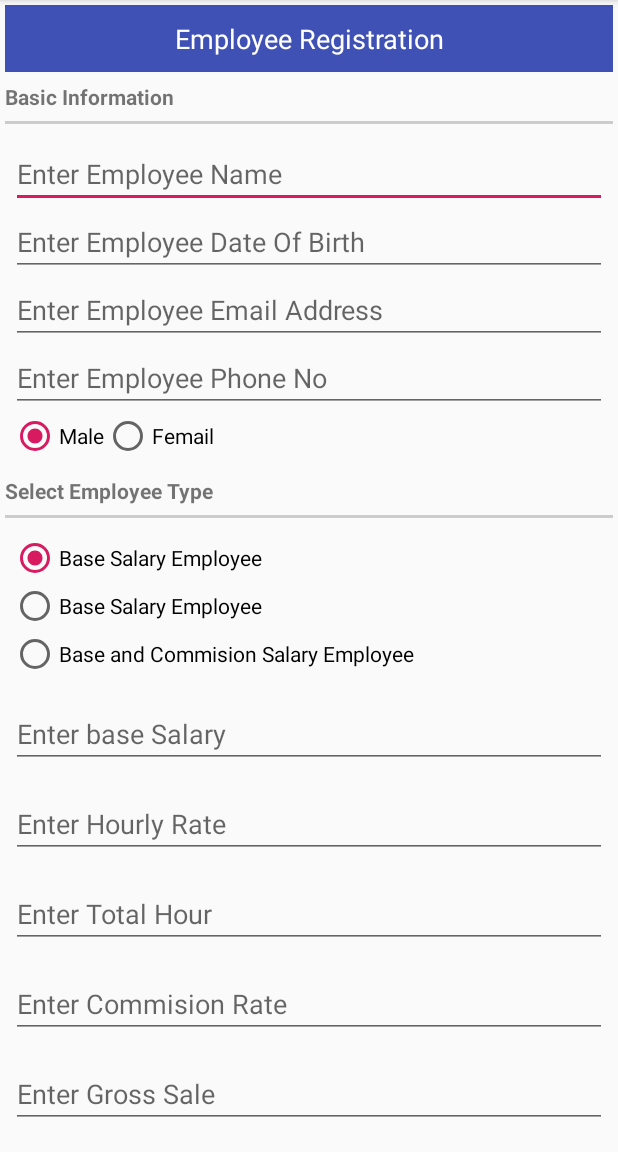
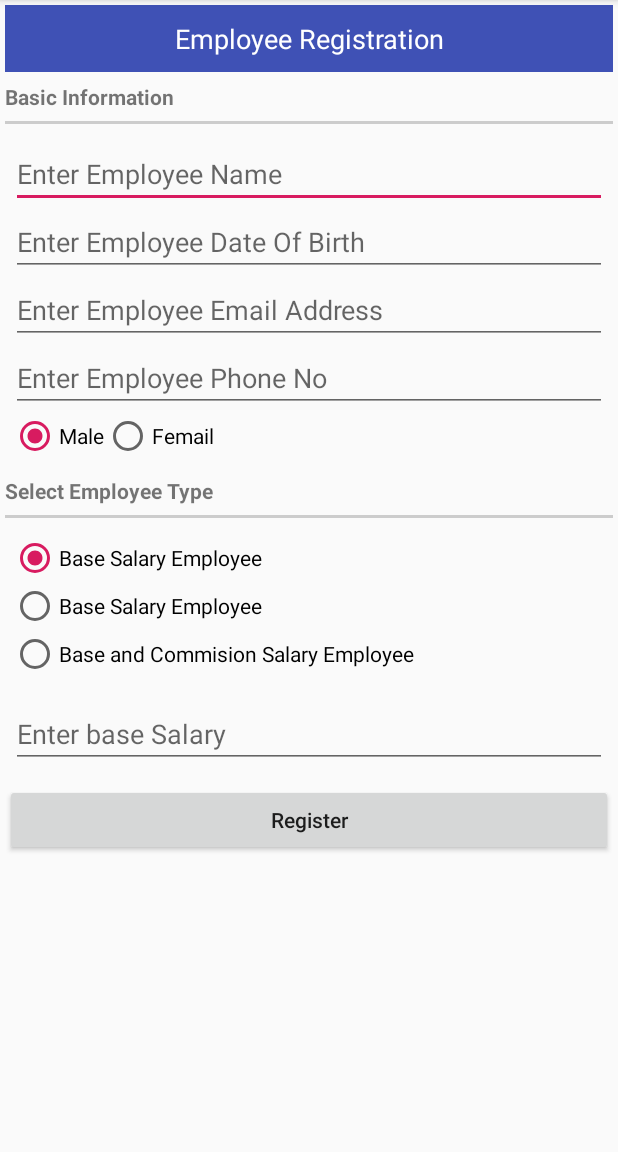
Before and after one commit to moshiur-cse/EmployeeManagementApp, an Android app: the screen it shows after launch (MainActivity), on a phone screen of 412 x 824 dp, the part 84-1236 px from its top. Run offline under Robolectric (Android 15) with nearby library versions, the phone set to English and light mode, and no system bars.

Commit message:
Update All Layout 2

```diff
--- a/app/src/main/java/com/moshiurcse/employeemanagement/MainActivity.java
+++ b/app/src/main/java/com/moshiurcse/employeemanagement/MainActivity.java
@@ -3,6 +3,7 @@ package com.moshiurcse.employeemanagement;
 import androidx.appcompat.app.AppCompatActivity;
 
 import android.os.Bundle;
+import android.view.View;
 
 import com.moshiurcse.employeemanagement.models.BaseSalarriedEmployee;
 import com.moshiurcse.employeemanagement.models.Employee;
@@ -18,4 +19,7 @@ public class MainActivity extends AppCompatActivity {
         Employee employee=new Employee();
 
     }
+
+    public void registerNewEmployee(View view) {
+    }
 }
--- a/app/src/main/res/layout/activity_main.xml
+++ b/app/src/main/res/layout/activity_main.xml
@@ -130,7 +130,8 @@
             android:id="@+id/hourlyRateInput"
             android:hint="Enter Hourly Rate"
             android:inputType="numberDecimal"
-            android:layout_margin="7dp"/>
+            android:layout_margin="7dp"
+            android:visibility="gone"/>
 
         <EditText
             android:layout_width="match_parent"
@@ -138,7 +139,8 @@
             android:id="@+id/totalHourInput"
             android:hint="Enter Total Hour"
             android:inputType="numberDecimal"
-            android:layout_margin="7dp"/>
+            android:layout_margin="7dp"
+            android:visibility="gone"/>
 
         <EditText
             android:layout_width="match_parent"
@@ -146,14 +148,16 @@
             android:id="@+id/commisionRateInput"
             android:hint="Enter Commision Rate"
             android:inputType="numberDecimal"
-            android:layout_margin="7dp"/>
+            android:layout_margin="7dp"
+            android:visibility="gone"/>
         <EditText
             android:layout_width="match_parent"
             android:layout_height="wrap_content"
             android:id="@+id/grossSaleInput"
             android:hint="Enter Gross Sale"
             android:inputType="numberDecimal"
-            android:layout_margin="7dp"/>
+            android:layout_margin="7dp"
+            android:visibility="gone"/>
         <Button
             android:layout_width="match_parent"
             android:layout_height="wrap_content"
```
